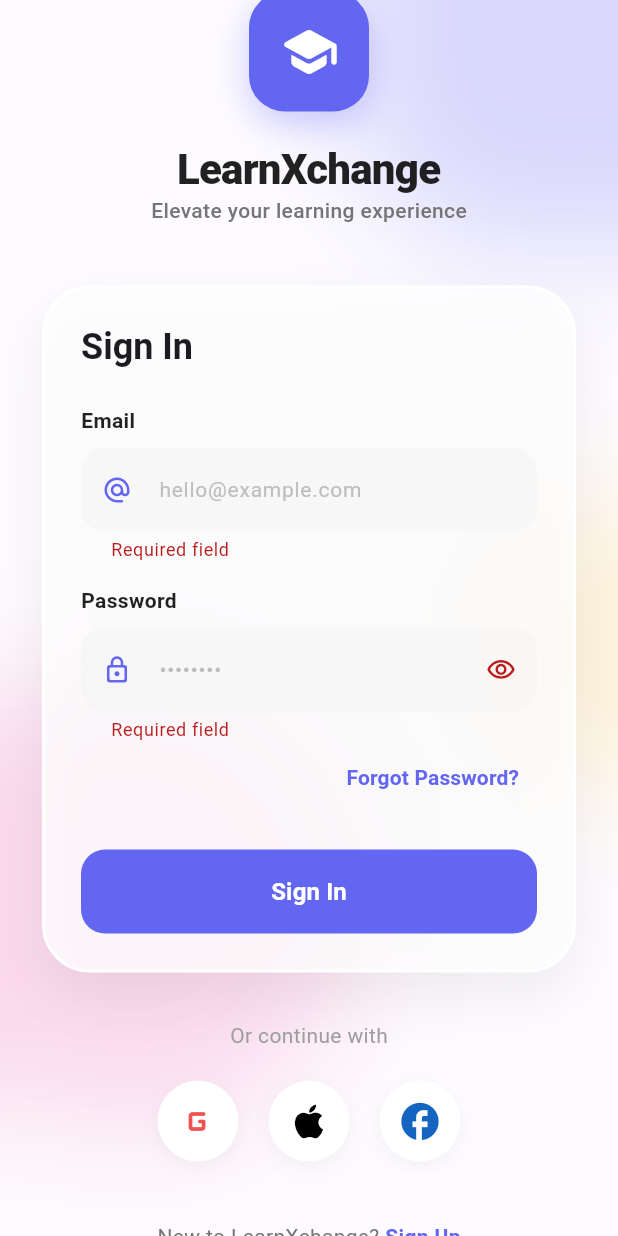
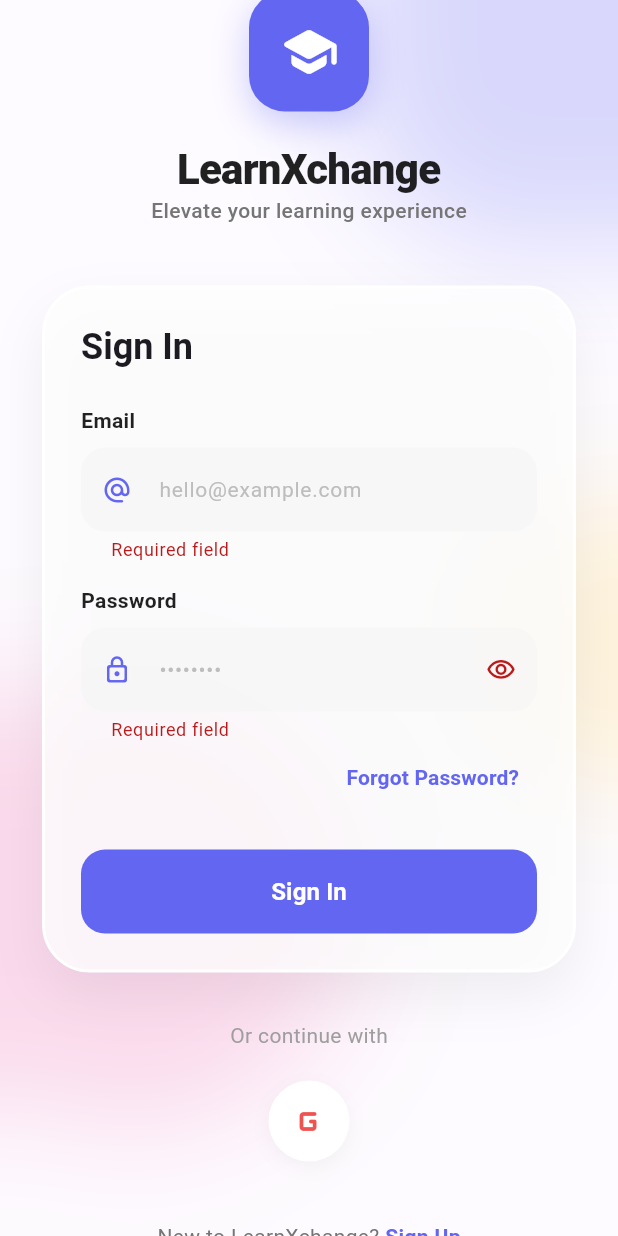
Before and after one commit to SachinthaAbeygunasekara/learnxchange-mobile-app, a Flutter app: the screen it shows after launch, scrolled down 88 dp, after a tap on "Sign In", after a tap on the "g mobiledata" icon, on a phone screen of 412 x 824 dp. Run offline on Flutter 3.47's test engine with Material 3 defaults, Android fonts, the phone set to English and light mode, and no system bars; our stand-ins replace cloud_firestore, firebase_auth, firebase_core, google_sign_in, image_picker; missing offline and left inert: add_2_calendar; accounts and stored records are empty.

Commit message:
feat: implement Google Sign-In authentication

```diff
--- a/lib/screens/auth/login_screen.dart
+++ b/lib/screens/auth/login_screen.dart
@@ -4,6 +4,7 @@
 import 'package:flutter/material.dart';
 import 'package:learnxchange/models/user_model.dart';
 import 'package:learnxchange/screens/auth/forgot_password_screen.dart';
+import 'package:learnxchange/services/auth_service.dart';
 
 class LoginScreen extends StatefulWidget {
   const LoginScreen({super.key});
@@ -68,6 +69,29 @@
     });
     _fadeController.reset();
     _fadeController.forward();
+  }
+
+  Future<void> _handleSocialSignIn(Future<UserCredential?> Function() signInMethod) async {
+    setState(() => _isLoading = true);
+    try {
+      final user = await signInMethod();
+      if (user == null) {
+        if (mounted) setState(() => _isLoading = false);
+        return;
+      }
+    } catch (e) {
+      if (mounted) {
+        ScaffoldMessenger.of(context).showSnackBar(
+          SnackBar(
+            content: Text('Failed to sign in: $e'),
+            backgroundColor: Colors.redAccent,
+            behavior: SnackBarBehavior.floating,
+          ),
+        );
+      }
+    } finally {
+      if (mounted) setState(() => _isLoading = false);
+    }
   }
 
   Future<void> _submitForm() async {
@@ -338,11 +362,11 @@
                             Row(
                               mainAxisAlignment: MainAxisAlignment.center,
                               children: [
-                                _buildCircularSocial(Icons.g_mobiledata_rounded, Colors.red[400]!),
-                                const SizedBox(width: 20),
-                                _buildCircularSocial(Icons.apple_rounded, Colors.black),
-                                const SizedBox(width: 20),
-                                _buildCircularSocial(Icons.facebook_rounded, Colors.blue[800]!),
+                                _buildCircularSocial(
+                                  Icons.g_mobiledata_rounded,
+                                  Colors.red[400]!,
+                                  onTap: () => _handleSocialSignIn(AuthService().signInWithGoogle),
+                                ),
                               ],
                             ),
                           ],
@@ -483,9 +507,9 @@
     );
   }
 
-  Widget _buildCircularSocial(IconData icon, Color color) {
+  Widget _buildCircularSocial(IconData icon, Color color, {required VoidCallback onTap}) {
     return InkWell(
-      onTap: () {},
+      onTap: onTap,
       borderRadius: BorderRadius.circular(20),
       child: Container(
         padding: const EdgeInsets.all(12),
--- /dev/null
+++ b/lib/services/auth_service.dart
@@ -0,0 +1,55 @@
+import 'package:cloud_firestore/cloud_firestore.dart';
+import 'package:firebase_auth/firebase_auth.dart';
+import 'package:google_sign_in/google_sign_in.dart';
+import 'package:learnxchange/models/user_model.dart';
+
+class AuthService {
+  final FirebaseAuth _auth = FirebaseAuth.instance;
+  final FirebaseFirestore _firestore = FirebaseFirestore.instance;
+
+  // Sign in with Google
+  Future<UserCredential?> signInWithGoogle() async {
+    try {
+      final GoogleSignInAccount? googleUser = await GoogleSignIn().signIn();
+      if (googleUser == null) return null;
+
+      final GoogleSignInAuthentication googleAuth = await googleUser.authentication;
+      final AuthCredential credential = GoogleAuthProvider.credential(
+        accessToken: googleAuth.accessToken,
+        idToken: googleAuth.idToken,
+      );
+
+      final UserCredential userCredential = await _auth.signInWithCredential(credential);
+      await _updateUserData(userCredential.user);
+      return userCredential;
+    } catch (e) {
+      rethrow;
+    }
+  }
+
+  // Helper to update user data in Firestore if it's a new user
+  Future<void> _updateUserData(User? user) async {
+    if (user == null) return;
+
+    final userDoc = await _firestore.collection('users').doc(user.uid).get();
+
+    if (!userDoc.exists) {
+      UserModel newUser = UserModel(
+        uid: user.uid,
+        name: user.displayName ?? 'New User',
+        email: user.email ?? '',
+        bio: '',
+        photoUrl: user.photoURL ?? '',
+        offeredSkills: [],
+        wantedSkills: [],
+        rating: 0,
+        ratingCount: 0,
+        role: 'user',
+        isSuspended: false,
+        createdAt: DateTime.now(),
+      );
+
+      await _firestore.collection('users').doc(user.uid).set(newUser.toMap());
+    }
+  }
+}
--- a/pubspec.yaml
+++ b/pubspec.yaml
@@ -38,6 +38,7 @@
   image_picker: ^1.2.2
   intl: ^0.19.0
   add_2_calendar: ^3.0.1
+  google_sign_in: ^6.2.1
 
   # The following adds the Cupertino Icons font to your application.
   # Use with the CupertinoIcons class for iOS style icons.
```
Also changed, not shown: pubspec.lock, 2 other files.
